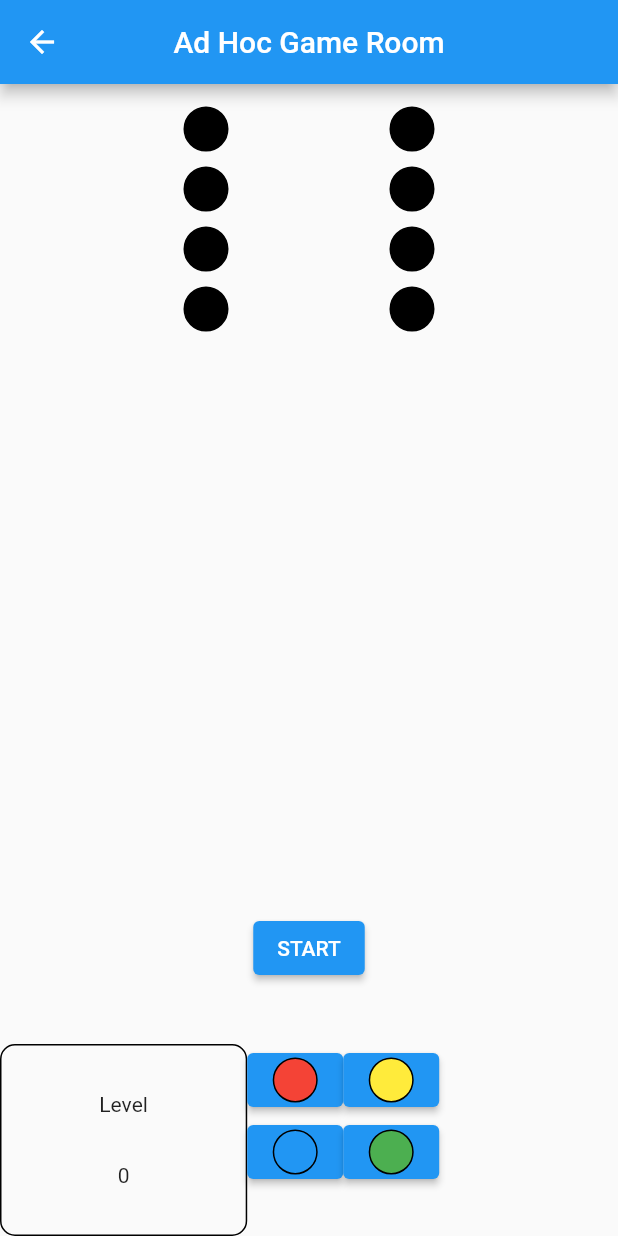
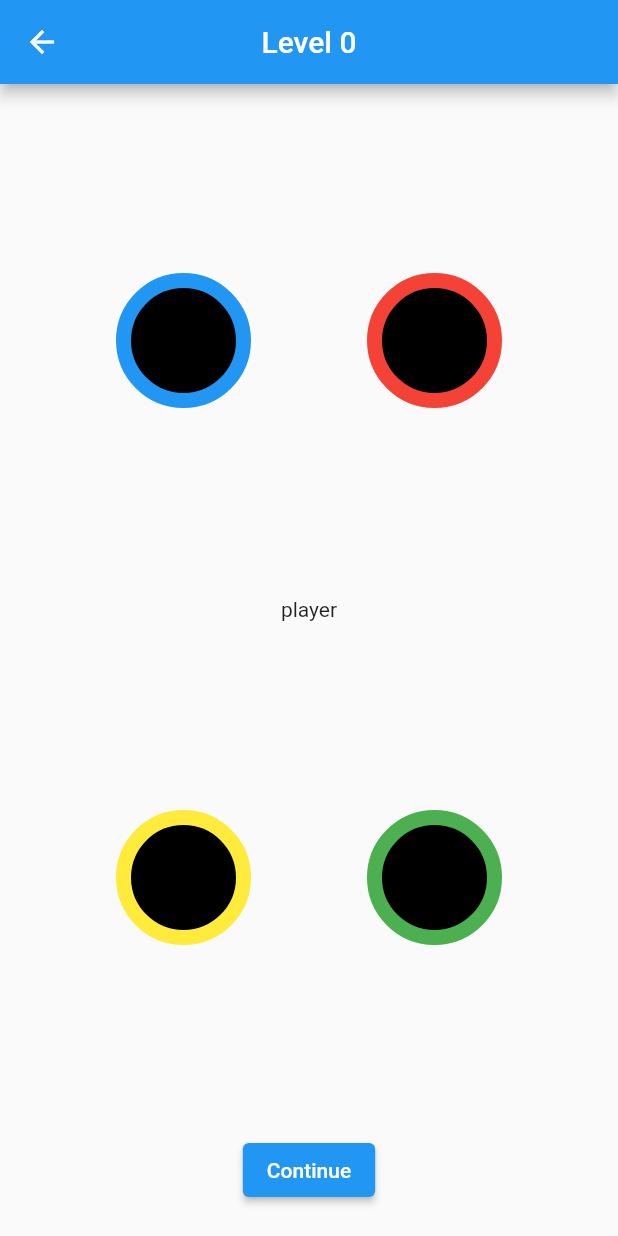
Before and after one commit to ThomasDem14/adhoc-simon, a Flutter app: the GamePage screen opened directly, on a phone screen of 412 x 824 dp. Run offline on Flutter 3.47's test engine with Material 2 defaults, Android fonts, the phone set to English and light mode, and no system bars; missing offline and left inert: adhoc_plugin.

Commit message:
New game page organisation

```diff
--- a/lib/game/game_widgets.dart
+++ b/lib/game/game_widgets.dart
@@ -1,35 +1,81 @@
 import 'package:adhoc_gaming/game/game_constants.dart';
 import 'package:flutter/material.dart';
 
-class GameWidgets {
-  Widget ledButton(GameColors color) {
-    Color materialColor;
+class GameWidgets extends StatelessWidget {
+
+  final Widget child;
+  final ValueGetter<GameColors> onPressed;
+
+  GameWidgets({this.onPressed, this.child});
+
+  Color _getColor(GameColors color) {
+    Color returnColor;
     switch (color) {
       case GameColors.Blue:
-        materialColor = BLUE_COLOR;
+        returnColor = BLUE_COLOR;
         break;
       case GameColors.Green:
-        materialColor = GREEN_COLOR;
+        returnColor = GREEN_COLOR;
         break;
       case GameColors.Red:
-        materialColor = RED_COLOR;
+        returnColor = RED_COLOR;
         break;
       case GameColors.Yellow:
-        materialColor = YELLOW_COLOR;
+        returnColor = YELLOW_COLOR;
         break;
       case GameColors.Default:
-        materialColor = DEFAULT_COLOR;
+        returnColor = DEFAULT_COLOR;
         break;
     }
+    return returnColor;
+  }
 
+  Color _getColorToDisplay(GameColors color, GameColors compare) {
+    if (color == compare)
+      return _getColor(color);
+    return _getColor(GameColors.Default);
+  }
+
+  Widget _ledButton(GameColors initialColor, GameColors onPressedColor) {
     return Container(
       decoration: BoxDecoration(
-        border: Border.all(color: Colors.black),
-        borderRadius: BorderRadius.circular(50.0),
-        color: materialColor,
+        border: Border.all(
+          color: _getColor(initialColor),
+          width: 10,
+        ),
+        borderRadius: BorderRadius.circular(100.0),
+        color: _getColorToDisplay(onPressedColor, initialColor),
       ),
-      width: 30,
-      height: 30,
+      width: 90,
+      height: 90,
+    );
+  }
+
+  Widget build(BuildContext context) {
+    return Column(
+      mainAxisAlignment: MainAxisAlignment.center,
+      crossAxisAlignment: CrossAxisAlignment.center,
+      children: [
+        Expanded(
+          child: Row(
+            mainAxisAlignment: MainAxisAlignment.spaceEvenly,
+            children: [
+              _ledButton(GameColors.Blue, onPressed()),
+              _ledButton(GameColors.Red, onPressed()),
+            ],
+          ),
+        ),
+        child,
+        Expanded(
+          child: Row(
+            mainAxisAlignment: MainAxisAlignment.spaceEvenly,
+            children: [
+              _ledButton(GameColors.Yellow, onPressed()),
+              _ledButton(GameColors.Green, onPressed()),
+            ],
+          ),
+        ),
+      ],
     );
   }
 }
--- a/lib/game/simon_game.dart
+++ b/lib/game/simon_game.dart
@@ -6,22 +6,20 @@ import 'package:flutter/material.dart';
 class SimonGame extends ChangeNotifier {
   static final Random random = new Random();
 
+  final int _nbPlayers;
+
   int _level = 0;
-  int _nbPlayers;
+  int _turn = 1;
+  int _nbColors = 0;
 
-  // The sequence consists of a sequence of colors per player
-  List<List<GameColors>> _sequence;
+  bool _isPlayingSequence = false;
+
+  // The sequence consists of colors
   List<GameColors> _currentSequence;
 
-  SimonGame(int nbPlayers) {
-    _nbPlayers = nbPlayers;
-
-    // Generate a new empty list for each player
-    _sequence =
-        new List.generate(nbPlayers, (index) => new List.empty(growable: true));
-
-    _currentSequence =
-        new List.generate(_nbPlayers, (index) => GameColors.Default);
+  SimonGame(this._nbPlayers) {
+    // Generate a new empty sequence
+    _currentSequence = new List.empty(growable: true);
   }
 
   GameColors _randomColor() {
@@ -32,42 +30,41 @@ class SimonGame extends ChangeNotifier {
     // if duration is active => return
 
     // Add 1 new color for each player
-    for (var i = 0; i < _nbPlayers; i++)
-      _sequence.elementAt(i).add(_randomColor());
+    for (var i = 0; i < _nbPlayers; i++) _currentSequence.add(_randomColor());
+
+    _nbColors += _nbPlayers;
+
     // Increment level
     _level++;
 
     notifyListeners();
 
     // Start playing sequence
-    _playSequence(0);
+    _playSequence();
   }
 
-  void _playSequence(int turn) {
-    if (turn >= _level) return;
+  void _playSequence() {
+    _isPlayingSequence = true;
+    for (var i = 0; i <= _nbColors; i++) {
+      Future.delayed(Duration(seconds: i), () {
+        // Set current turn
+        _turn = i;
 
-    for (var i = 0; i < _nbPlayers; i++) {
-      Future.delayed(Duration(seconds: i), () {
-        _resetCurrentSequence();
-        // Set current color
-        var playerSequence = _sequence.elementAt(i);
-        _currentSequence[i] = playerSequence.elementAt(turn);
+        if (i == _nbColors)
+          _isPlayingSequence = false;
+
         notifyListeners();
       });
     }
-
-    // Prepare next turn
-    Future.delayed(Duration(seconds: _nbPlayers), () {
-      _resetCurrentSequence();
-      notifyListeners();
-      _playSequence(turn + 1);
-    });
   }
 
-  void _resetCurrentSequence() => _currentSequence =
-      new List.generate(_nbPlayers, (index) => GameColors.Default);
+  GameColors getCurrentColor() {
+    if (_turn >= _nbColors) return GameColors.Default;
+    print("get $_turn");
+    return _currentSequence.elementAt(_turn);
+  }
 
-  List<GameColors> getColorSequence() => _currentSequence;
-
+  int getPlayerTurn() => _turn % _nbPlayers;
+  bool isPlayingSequence() => _isPlayingSequence;
   int getLevel() => _level;
 }
--- a/lib/pages/game_page.dart
+++ b/lib/pages/game_page.dart
@@ -1,13 +1,10 @@
 import 'package:adhoc_gaming/adhoc/adhoc_player.dart';
-import 'package:adhoc_gaming/game/game_constants.dart';
 import 'package:adhoc_gaming/game/game_widgets.dart';
 import 'package:adhoc_gaming/game/simon_game.dart';
 import 'package:flutter/material.dart';
 import 'package:provider/provider.dart';
 
 class GamePage extends StatelessWidget {
-  final gameWidgets = new GameWidgets();
-
   @override
   Widget build(BuildContext context) {
     return WillPopScope(
@@ -15,109 +12,44 @@ class GamePage extends StatelessWidget {
         resizeToAvoidBottomInset: false,
         appBar: AppBar(
           centerTitle: true,
-          title: const Text('Ad Hoc Game Room'),
+          title: Text(
+              "Level " + Provider.of<SimonGame>(context).getLevel().toString()),
           leading: IconButton(
             icon: Icon(Icons.arrow_back),
             onPressed: () => onReturn(context),
           ),
         ),
-        body: Column(children: [
-          // Players and leds
+        body: Column(
+          mainAxisAlignment: MainAxisAlignment.center,
+          children: [
             Expanded(
               flex: 4,
-            child: Consumer<AdhocPlayer>(
-              builder: (context, player, child) {
-                return ListView.separated(
-                  padding: EdgeInsets.all(15.0),
-                  itemCount: player.getNbPlayers(),
-                  itemBuilder: (BuildContext context, int index) {
-                    return Row(
-                      mainAxisAlignment: MainAxisAlignment.spaceEvenly,
-                      children: [
-                        //Text(players.elementAt(index).name),
-                        gameWidgets.ledButton(GameColors.Default),
-                        gameWidgets.ledButton(Provider.of<SimonGame>(context)
-                            .getColorSequence()
-                            .elementAt(index)),
-                      ],
-                    );
-                  },
-                  separatorBuilder: (BuildContext context, int index) {
-                    return SizedBox(
-                      height: 10,
-                    );
-                  },
+              child: Consumer<SimonGame>(
+                builder: (context, game, child) {
+                  return GameWidgets(
+                    onPressed: () => game.getCurrentColor(),
+                    child: game.isPlayingSequence()
+                      ? const Text("Sequence playing")
+                      : Text(true ? "player" :
+                          Provider.of<AdhocPlayer>(context, listen: false)
+                            .getPlayerName(
+                              Provider.of<AdhocPlayer>(context, listen: false)
+                                .getPeeredDevices()
+                                .elementAt(game.getPlayerTurn())
+                                .label
+                      )),
                   );
                 },
               ),
             ),
-          Expanded(
-            flex: 1,
-            child: Center(
-              child: ElevatedButton(
-                child: const Text("START"),
+            ElevatedButton(
+              child: const Text("Continue"),
               onPressed:
                   Provider.of<SimonGame>(context, listen: false).startLevel,
             ),
-            ),
-          ),
-          // Level + Buttons color
-          Expanded(
-            flex: 1,
-            child: Row(
-              mainAxisAlignment: MainAxisAlignment.spaceEvenly,
-              children: [
-                // Level indicator
-                Expanded(
-                  flex: 2,
-                  child: Container(
-                    decoration: BoxDecoration(
-                      borderRadius: BorderRadius.circular(10.0),
-                      border: Border.all(color: Colors.black),
-                    ),
-                    child: Column(
-                      mainAxisAlignment: MainAxisAlignment.spaceEvenly,
-                      children: [
-                        const Text("Level"),
-                        Text(Provider.of<SimonGame>(context)
-                            .getLevel()
-                            .toString()),
+            SizedBox(height: 20),
           ],
         ),
-                  ),
-                ),
-                // Color buttons
-                Expanded(
-                  flex: 3,
-                  child: Center(
-                    child: Column(children: [
-                      Row(children: [
-                        ElevatedButton(
-                          onPressed: () {},
-                          child: gameWidgets.ledButton(GameColors.Red),
-                        ),
-                        ElevatedButton(
-                          onPressed: () {},
-                          child: gameWidgets.ledButton(GameColors.Yellow),
-                        ),
-                      ]),
-                      Row(children: [
-                        ElevatedButton(
-                          onPressed: () {},
-                          child: gameWidgets.ledButton(GameColors.Blue),
-                        ),
-                        ElevatedButton(
-                          onPressed: () {},
-                          child: gameWidgets.ledButton(GameColors.Green),
-                        ),
-                      ]),
-                    ]),
-                  ),
-                ),
-              ],
-            ),
-          ),
-        ]),
       ),
       onWillPop: () => onReturn(context),
     );
```
Also changed, not shown: lib/adhoc/adhoc_player.dart (+22 -14 lines), lib/pages/main_page.dart (+35 -10 lines). Lines whose indentation alone changed are shown as unchanged.
